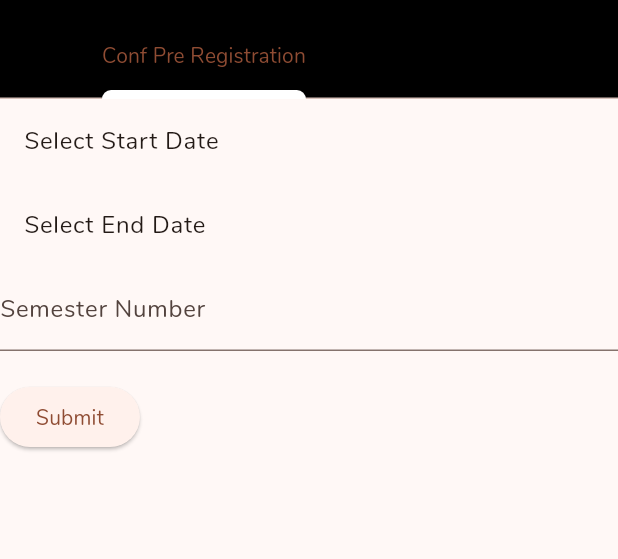
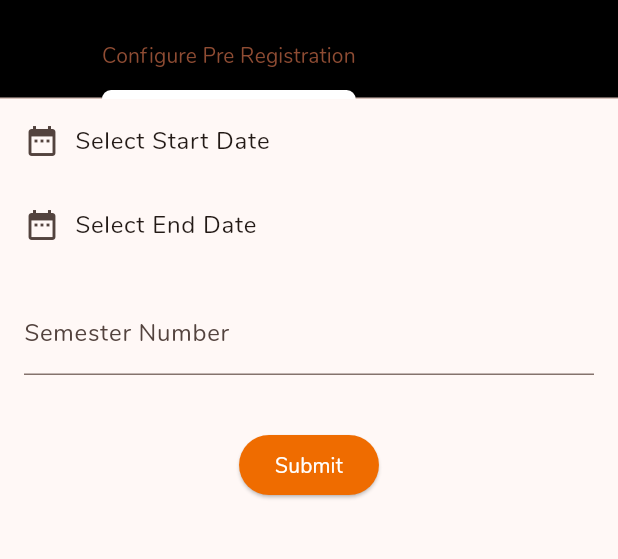
Before and after one commit to FusionIIIT/Fusion-mobile, a Flutter app: the ConfigurePreRegistration screen opened by its route, on a phone screen of 412 x 824 dp, the part 63-622 px from its top. Run offline on Flutter 3.47's test engine with Material 3 defaults, Android fonts, the phone set to English and light mode, and no system bars; our stand-ins replace date_field.

Commit message:
ui changed

```diff
--- a/lib/Components/side_drawer.dart
+++ b/lib/Components/side_drawer.dart
@@ -78,10 +78,10 @@ class _SideDrawerState extends State<SideDrawer> {
 
             if(usertype! == "staff") ...[
               ModulesCard(
-                  cardLine: 'Configre Pre Registration',
+                  cardLine: 'Configure Pre Registration',
                   pageMover: '/configure_pre_registration'),
               ModulesCard(
-                  cardLine: 'Configre Final Registration',
+                  cardLine: 'Configure Final Registration',
                   pageMover: '/configure_final_registration'),
             ],
             Card(
--- a/lib/screens/Academic/Acad_Admin/configure_pre_registration.dart
+++ b/lib/screens/Academic/Acad_Admin/configure_pre_registration.dart
@@ -101,7 +101,7 @@ class _ConfigurePreRegistration extends State<ConfigurePreRegistration> {
               Tab(
                 child: Container(
                   child: Text(
-                    'Conf Pre Registration',
+                    'Configure Pre Registration',
                   ),
                 ),
               ),
@@ -117,22 +117,37 @@ class _ConfigurePreRegistration extends State<ConfigurePreRegistration> {
                 crossAxisAlignment: CrossAxisAlignment.start,
                 children: [
                   ListTile(
-                    title: Text(
+                    title: Row(
+                      children: [
+                        Icon(Icons.date_range),
+                        SizedBox(width: 10),
+                        Text(
                           _startDate == null
                               ? 'Select Start Date'
                               : 'Start Date: ${_startDate!.toString().split(" ")[0]}',
                         ),
+                      ],
+                    ),
                     onTap: () => _selectStartDate(context),
                   ),
                   ListTile(
-                    title: Text(
+                    title: Row(
+                      children: [
+                        Icon(Icons.date_range),
+                        SizedBox(width: 10),
+                        Text(
                           _endDate == null
                               ? 'Select End Date'
                               : 'End Date: ${_endDate!.toString().split(" ")[0]}',
                         ),
+                      ],
+                    ),
                     onTap: () => _selectEndDate(context),
                   ),
-                  TextFormField(
+                  Padding(
+                    padding:
+                        EdgeInsets.all(16.0), // Adjust the padding as needed
+                    child: TextFormField(
                       keyboardType: TextInputType.number,
                       inputFormatters: <TextInputFormatter>[
                         FilteringTextInputFormatter.allow(RegExp(r'[0-9]')),
@@ -150,14 +165,20 @@ class _ConfigurePreRegistration extends State<ConfigurePreRegistration> {
                         setState(() {
                           // print(value);
                           _semesterNumber = int.tryParse(value);
-                        ;
                         });
                       },
                     ),
+                  ),
                   SizedBox(height: 20),
-                  ElevatedButton(
+                  Center(
+                    child: ElevatedButton(
                       onPressed: _submitForm,
+                      style: ElevatedButton.styleFrom(
+                        backgroundColor: Colors.orange[800],
+                        foregroundColor: Colors.white,
+                      ),
                       child: Text('Submit'),
+                    ),
                   ),
                   SizedBox(height: 20),
                   _responseText == null
```
Also changed, not shown: lib/screens/Academic/Acad_Admin/configure_final_registration.dart (+22 -4 lines). Lines whose indentation alone changed are shown as unchanged.
